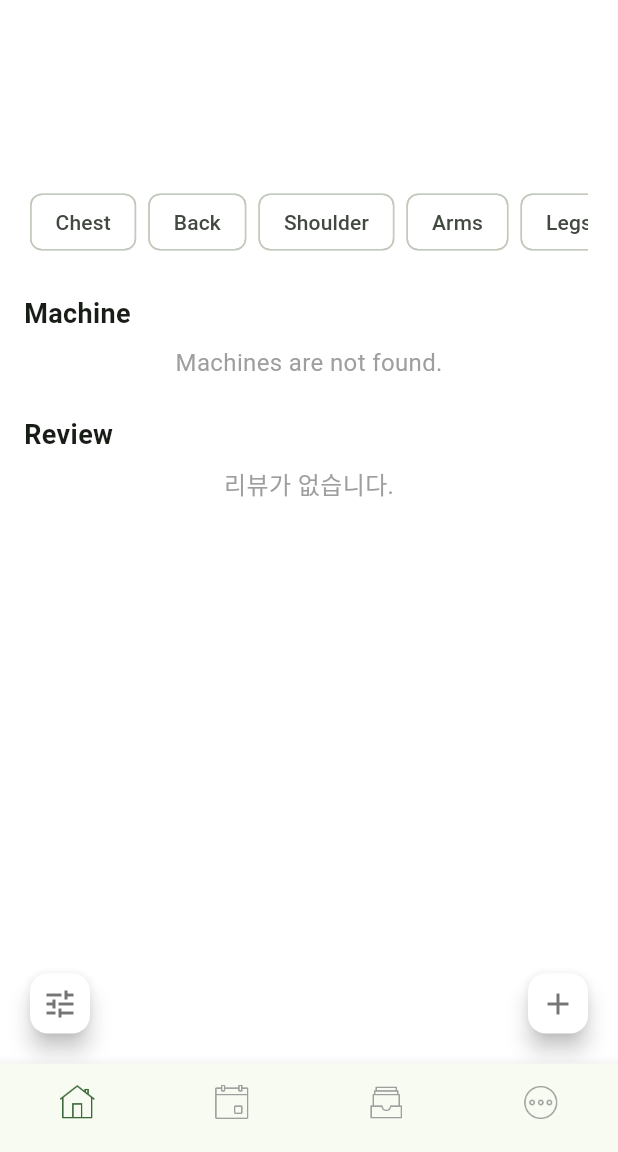
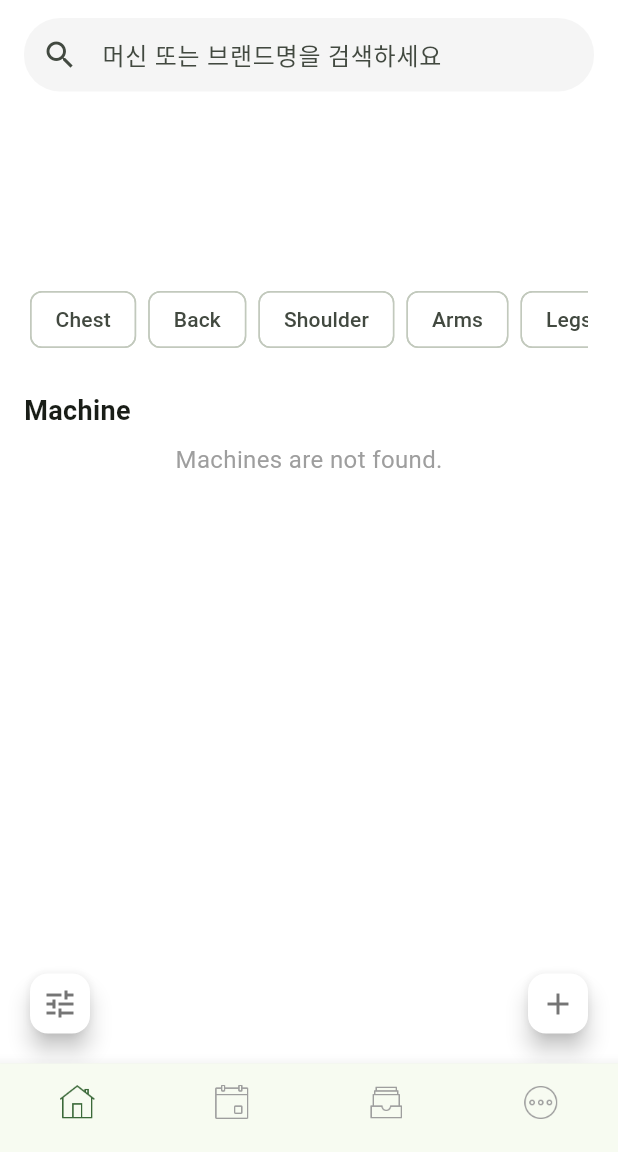
Before and after one commit to rockgoat95/IronDex, a Flutter app: the screen it shows once a user with an empty profile is signed in, on a phone screen of 412 x 824 dp, the part 84-1236 px from its top. Run offline on Flutter 3.47's test engine with Material 3 defaults, Android fonts, the phone set to English and light mode, and no system bars; our stand-ins replace flutter_dotenv, image_picker, supabase_flutter; accounts and stored records are empty.

Commit message:
feat: 리뷰 페이지 수정

```diff
--- a/lib/screens/reviews/reviews_screen.dart
+++ b/lib/screens/reviews/reviews_screen.dart
@@ -1,5 +1,8 @@
+import 'dart:async';
+
 import 'package:flutter/material.dart';
 import 'package:irondex/providers/catalog_provider.dart';
+import 'package:irondex/screens/reviews/machine_reviews_screen.dart';
 import 'package:irondex/screens/reviews/review_create_screen.dart';
 import 'package:irondex/widgets/reviews/reviews.dart';
 import 'package:provider/provider.dart';
@@ -24,14 +27,21 @@ class _ReviewsScreenBody extends StatefulWidget {
 }
 
 class _ReviewsScreenBodyState extends State<_ReviewsScreenBody> {
+  final TextEditingController _searchController = TextEditingController();
+  Timer? _debounce;
+  String? _searchQuery;
+
   CatalogProvider get _filterProvider => context.read<CatalogProvider>();
 
   void _onBrandSelected(String? brandId) {
     _filterProvider.selectBrand(brandId);
   }
 
-  void _onMachineSelected(String? machineId) {
-    _filterProvider.selectMachine(machineId);
+  void _onMachineTapped(Map<String, dynamic> machine) {
+    Navigator.push(
+      context,
+      MaterialPageRoute(builder: (_) => MachineReviewsScreen(machine: machine)),
+    );
   }
 
   void _onBodyPartsChanged(List<String>? bodyParts) {
@@ -40,6 +50,19 @@ class _ReviewsScreenBodyState extends State<_ReviewsScreenBody> {
 
   void _onDetailFilterChanged(String? machineType) {
     _filterProvider.selectMachineType(machineType);
+  }
+
+  void _onSearchChanged(String value) {
+    _debounce?.cancel();
+    _debounce = Timer(const Duration(milliseconds: 350), () {
+      final trimmed = value.trim();
+      final nextQuery = trimmed.isEmpty ? null : trimmed;
+      if (_searchQuery != nextQuery) {
+        setState(() {
+          _searchQuery = nextQuery;
+        });
+      }
+    });
   }
 
   void _showDetailFilterModal() {
@@ -72,11 +95,11 @@ class _ReviewsScreenBodyState extends State<_ReviewsScreenBody> {
             child: ListView(
               padding: const EdgeInsets.fromLTRB(16, 12, 16, 96),
               children: [
+                _buildSearchField(),
+                const SizedBox(height: 16),
                 _buildBrandFilters(filter),
                 const SizedBox(height: 24),
                 _buildMachineSection(filter),
-                const SizedBox(height: 24),
-                _buildReviewSection(filter),
               ],
             ),
           ),
@@ -136,27 +159,40 @@ class _ReviewsScreenBodyState extends State<_ReviewsScreenBody> {
           brandId: filter.selectedBrandId,
           bodyParts: filter.selectedBodyParts,
           machineType: filter.selectedMachineType,
-          selectedMachineId: filter.selectedMachineId,
-          onMachineSelected: _onMachineSelected,
+          searchQuery: _searchQuery,
+          onMachineTap: _onMachineTapped,
         ),
       ],
     );
   }
 
-  Widget _buildReviewSection(CatalogProvider filter) {
-    return Column(
-      crossAxisAlignment: CrossAxisAlignment.start,
-      children: [
-        _buildSectionTitle('Review'),
-        const SizedBox(height: 8),
-        ReviewList(
-          brandId: filter.selectedBrandId,
-          bodyParts: filter.selectedBodyParts,
-          machineType: filter.selectedMachineType,
-          selectedMachineId: filter.selectedMachineId,
+  Widget _buildSearchField() {
+    return TextField(
+      controller: _searchController,
+      onChanged: _onSearchChanged,
+      decoration: InputDecoration(
+        hintText: '머신 또는 브랜드명을 검색하세요',
+        prefixIcon: const Icon(Icons.search),
+        filled: true,
+        fillColor: Colors.grey.shade100,
+        contentPadding: const EdgeInsets.symmetric(
+          vertical: 12,
+          horizontal: 16,
         ),
-      ],
+        border: OutlineInputBorder(
+          borderRadius: BorderRadius.circular(24),
+          borderSide: BorderSide.none,
+        ),
+      ),
+      textInputAction: TextInputAction.search,
     );
+  }
+
+  @override
+  void dispose() {
+    _debounce?.cancel();
+    _searchController.dispose();
+    super.dispose();
   }
 
   Text _buildSectionTitle(String title) {
--- a/lib/widgets/reviews/cards/review_card.dart
+++ b/lib/widgets/reviews/cards/review_card.dart
@@ -80,7 +80,7 @@ class _ReviewCardState extends State<ReviewCard> {
     return Container(
       width: double.infinity,
       height: 160,
-      margin: const EdgeInsets.symmetric(vertical: 8.0, horizontal: 16.0),
+      margin: const EdgeInsets.symmetric(vertical: 8.0, horizontal: 4.0),
       child: Card(
         elevation: 3,
         color: Colors.white,
--- a/lib/widgets/reviews/lists/machine_list.dart
+++ b/lib/widgets/reviews/lists/machine_list.dart
@@ -8,18 +8,16 @@ class MachineList extends StatefulWidget {
   final String? brandId;
   final List<String>? bodyParts;
   final String? machineType;
-  final String? selectedMachineId;
   final String? searchQuery;
-  final ValueChanged<String?>? onMachineSelected;
+  final ValueChanged<Map<String, dynamic>>? onMachineTap;
 
   const MachineList({
     super.key,
     this.brandId,
     this.bodyParts,
     this.machineType,
-    this.selectedMachineId,
     this.searchQuery,
-    this.onMachineSelected,
+    this.onMachineTap,
   });
 
   @override
@@ -46,7 +44,6 @@ class _MachineListState extends State<MachineList> {
     if (oldWidget.brandId != widget.brandId ||
         oldWidget.bodyParts != widget.bodyParts ||
         oldWidget.machineType != widget.machineType ||
-        oldWidget.selectedMachineId != widget.selectedMachineId ||
         oldWidget.searchQuery != widget.searchQuery) {
       fetch();
     }
@@ -93,21 +90,25 @@ class _MachineListState extends State<MachineList> {
       );
     }
 
-    return SizedBox(
-      height: 200,
-      child: ListView.builder(
-        scrollDirection: Axis.horizontal,
+    return GridView.builder(
+      shrinkWrap: true,
+      physics: const NeverScrollableScrollPhysics(),
       itemCount: machines.length,
+      gridDelegate: const SliverGridDelegateWithFixedCrossAxisCount(
+        crossAxisCount: 2,
+        mainAxisSpacing: 16,
+        crossAxisSpacing: 16,
+        childAspectRatio: 0.78,
+      ),
       itemBuilder: (context, index) {
         final m = machines[index];
         final brand = m['brand'] ?? {};
         final machineId = m['id']?.toString();
-          final isSelected = widget.selectedMachineId == machineId;
         final isFavorite = favoritesProvider.isFavorite(machineId);
 
         return GestureDetector(
           onTap: () {
-              widget.onMachineSelected?.call(isSelected ? null : machineId);
+            widget.onMachineTap?.call(m);
           },
           child: MachineCard(
             name: m['name'] ?? '',
@@ -118,7 +119,6 @@ class _MachineListState extends State<MachineList> {
                 ? double.tryParse(m['score'].toString())
                 : null,
             reviewCnt: m['review_cnt'] is int ? m['review_cnt'] as int : 0,
-              isSelected: isSelected,
             isFavorite: isFavorite,
             onFavoriteToggle: machineId == null
                 ? null
@@ -140,7 +140,6 @@ class _MachineListState extends State<MachineList> {
           ),
         );
       },
-      ),
     );
   }
 }
```
Also changed, not shown: lib/screens/reviews/machine_reviews_screen.dart (added, +57 -0 lines), lib/widgets/reviews/cards/machine_card.dart (+65 -88 lines). Lines whose indentation alone changed are shown as unchanged.
